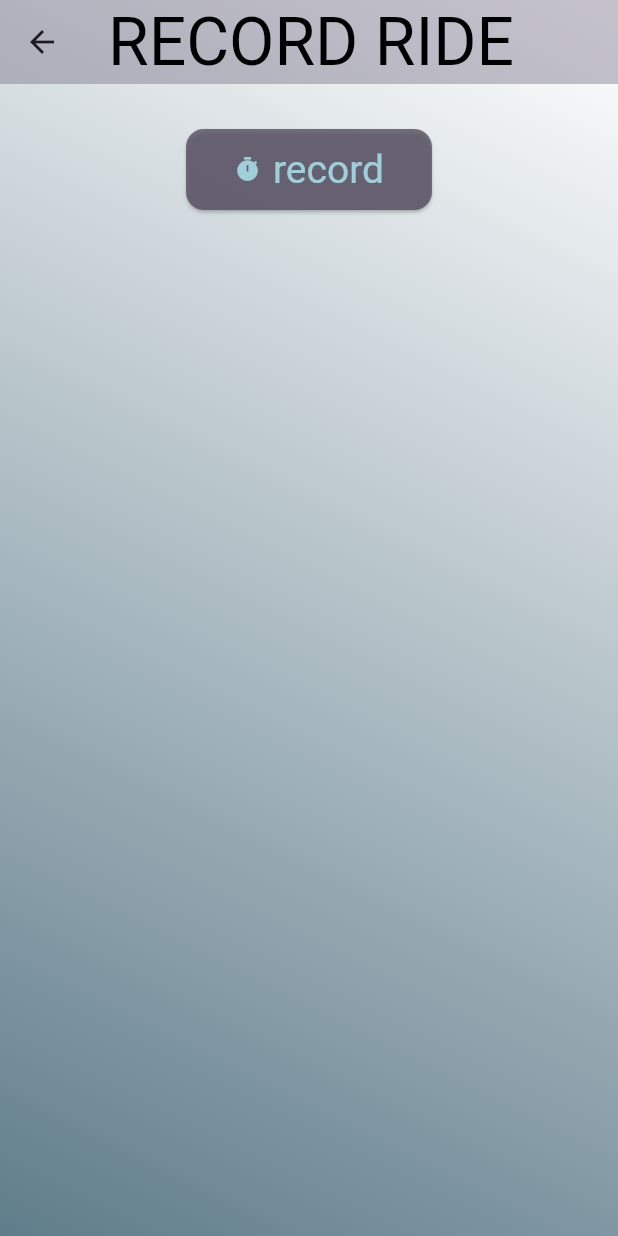
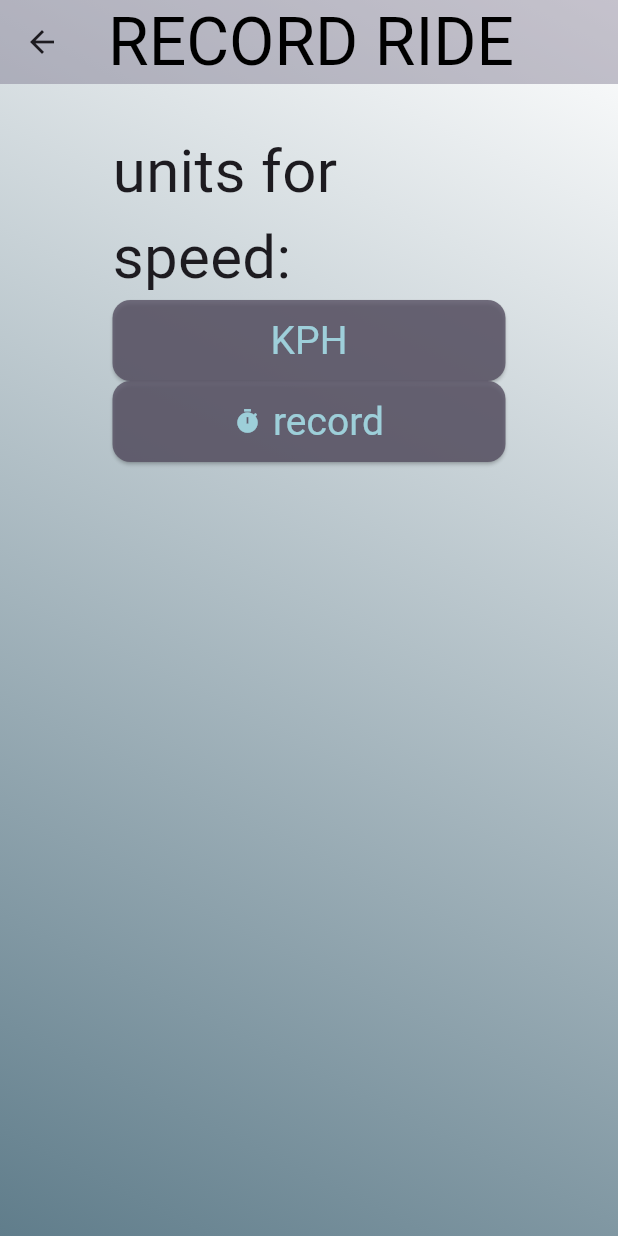
Before and after one commit to ImposterCoder42/Lean-Indicator, a Flutter app: the screen it shows after launch, after a tap on "new ride", on a phone screen of 412 x 824 dp. Run offline on Flutter 3.47's test engine with Material 3 defaults, Android fonts, the phone set to English and light mode, and no system bars; our stand-ins replace fl_chart, flutter_blue_plus, flutter_riverpod, geolocator, hive, hive_flutter and 1 more; accounts and stored records are empty; Roboto replaces fonts that are missing (Marty); project files that could hold a hidden picture were left out.

Commit message:
Refactor ride data models, integrate GPS tracking, and enhance ride details visualization with charts

```diff
--- a/lib/models/ride_models.dart
+++ b/lib/models/ride_models.dart
@@ -7,21 +7,12 @@ const uuid = Uuid();
 
 @HiveType(typeId: 0)
 class RideDataPoint extends HiveObject {
-  RideDataPoint({
-    required this.angle,
-    required this.speed,
-    required this.gForceLat,
-    required this.gForceLong,
-  });
+  RideDataPoint({required this.angle, required this.speed});
 
   @HiveField(0)
   final double angle;
   @HiveField(1)
   final double speed;
-  @HiveField(2)
-  final double gForceLat;
-  @HiveField(3)
-  final double gForceLong;
 }
 
 @HiveType(typeId: 1)
@@ -40,14 +31,7 @@ class SingleRide extends HiveObject {
   final List<RideDataPoint> rideData;
 
   void addDataPoint(RideDataPoint data) {
-    rideData.add(
-      RideDataPoint(
-        angle: data.angle,
-        speed: data.speed,
-        gForceLat: data.gForceLat,
-        gForceLong: data.gForceLong,
-      ),
-    );
+    rideData.add(RideDataPoint(angle: data.angle, speed: data.speed));
   }
 
   void updateTitle(String title) {
--- /dev/null
+++ b/lib/providers/gps_provider.dart
@@ -0,0 +1,57 @@
+import 'dart:async';
+import 'package:geolocator/geolocator.dart';
+import 'package:flutter_riverpod/flutter_riverpod.dart';
+
+class GpsState {
+  final double speed;
+  final String speedUnit;
+
+  const GpsState({this.speed = 0, this.speedUnit = 'mph'});
+}
+
+class GpsNotifier extends StateNotifier<GpsState> {
+  StreamSubscription<Position>? _subscription;
+
+  GpsNotifier() : super(const GpsState());
+
+  void startTracking() {
+    if (_subscription != null) return;
+
+    _subscription =
+        Geolocator.getPositionStream(
+          locationSettings: const LocationSettings(
+            accuracy: LocationAccuracy.best,
+          ),
+        ).listen((position) {
+          final speedMps = position.speed;
+          final convertedSpeed = state.speedUnit == 'mph'
+              ? speedMps * 2.237
+              : speedMps * 3.6;
+
+          state = GpsState(
+            speed: convertedSpeed.roundToDouble(),
+            speedUnit: state.speedUnit,
+          );
+        });
+  }
+
+  void switchUnit(String unit) {
+    if (unit != 'mph' && unit != 'kph') return;
+    state = GpsState(speed: state.speed, speedUnit: unit);
+  }
+
+  void stopTracking() {
+    _subscription?.cancel();
+    _subscription = null;
+  }
+
+  @override
+  void dispose() {
+    stopTracking();
+    super.dispose();
+  }
+}
+
+final gpsProvider = StateNotifierProvider<GpsNotifier, GpsState>(
+  (ref) => GpsNotifier(),
+);
--- a/lib/screens/ride_record_page.dart
+++ b/lib/screens/ride_record_page.dart
@@ -3,11 +3,11 @@ import 'package:active_gauges/providers/ble_provider.dart';
 import 'package:active_gauges/screens/ride_history_page.dart';
 import 'package:intl/intl.dart';
 import 'package:flutter/material.dart';
-import 'package:geolocator/geolocator.dart';
 import 'package:flutter_riverpod/flutter_riverpod.dart';
 
 import 'package:active_gauges/models/ride_models.dart';
 import 'package:active_gauges/providers/ride_provider.dart';
+import 'package:active_gauges/providers/gps_provider.dart';
 import 'package:active_gauges/themes/shared_decorations.dart';
 
 class RideRecordPage extends ConsumerStatefulWidget {
@@ -18,12 +18,9 @@ class RideRecordPage extends ConsumerStatefulWidget {
 }
 
 class _RideRecordPageState extends ConsumerState<RideRecordPage> {
-  final String _desiredSpeedOutput = 'mph';
+  bool _isDesiredSpeedOutputMPH = true;
   bool _isRecording = false;
-  double _bikeSpeed = 0.0;
   SingleRide? _newRide;
-  // ignore: unused_field
-  StreamSubscription<Position>? _positionSubscription;
 
   @override
   void initState() {
@@ -32,28 +29,7 @@ class _RideRecordPageState extends ConsumerState<RideRecordPage> {
     if (ble.connectedDevice == null || !ble.isConnected) {
       ref.read(bleProvider.notifier).startScanAndConnect();
     }
-    _startSpeedTracking();
-  }
-
-  // ==============
-  // FOR BLE + GPS
-  // ==============
-  void _startSpeedTracking() {
-    _positionSubscription =
-        Geolocator.getPositionStream(
-          locationSettings: const LocationSettings(
-            accuracy: LocationAccuracy.best,
-          ),
-        ).listen((position) {
-          if (!mounted) return;
-          final speedMps = position.speed;
-          final convertedSpeed = _desiredSpeedOutput == "mph"
-              ? speedMps * 2.237
-              : speedMps * 3.6;
-          setState(() {
-            _bikeSpeed = convertedSpeed;
-          });
-        });
+    ref.read(gpsProvider.notifier).startTracking();
   }
 
   // ==============
@@ -138,6 +114,12 @@ class _RideRecordPageState extends ConsumerState<RideRecordPage> {
     });
   }
 
+  @override
+  void dispose() {
+    ref.read(gpsProvider.notifier).stopTracking();
+    super.dispose();
+  }
+
   // ==============
   // ACTUAL WIDGET
   // ==============
@@ -145,18 +127,14 @@ class _RideRecordPageState extends ConsumerState<RideRecordPage> {
   Widget build(BuildContext context) {
     final isDark = Theme.of(context).brightness == Brightness.dark;
 
+    final gps = ref.watch(gpsProvider);
+
     final ble = ref.watch(bleProvider);
     double? lean = ble.leanAngle;
-    double? gLat = ble.gLat;
-    double? gLong = ble.gLong;
+    double? bikeSpeed = gps.speed;
 
-    if (_isRecording && lean != null && gLat != null && gLong != null) {
-      final RideDataPoint data = RideDataPoint(
-        angle: lean,
-        speed: _bikeSpeed,
-        gForceLat: gLat,
-        gForceLong: gLong,
-      );
+    if (_isRecording && lean != null) {
+      final RideDataPoint data = RideDataPoint(angle: lean, speed: bikeSpeed);
       _newRide!.addDataPoint(data);
     }
 
@@ -173,14 +151,25 @@ class _RideRecordPageState extends ConsumerState<RideRecordPage> {
           child: ListView(
             children: [
               SizedBox(height: 30),
-              Row(
-                mainAxisAlignment: MainAxisAlignment.spaceEvenly,
+              Text("units for speed:"),
+              ElevatedButton(
+                onPressed: () {
+                  _isDesiredSpeedOutputMPH
+                      ? ref.read(gpsProvider.notifier).switchUnit('kph')
+                      : ref.read(gpsProvider.notifier).switchUnit('mph');
+                  _isDesiredSpeedOutputMPH = !_isDesiredSpeedOutputMPH;
+                },
+                child: _isDesiredSpeedOutputMPH ? Text('KPH') : Text("MPH"),
+              ),
+              ElevatedButton.icon(
+                icon: Icon(_isRecording ? Icons.save : Icons.timer),
+                onPressed: _isRecording ? _stopRecording : _startRecording,
+                label: Text(_isRecording ? 'save' : 'record'),
+              ),
+              Column(
                 children: [
-                  ElevatedButton.icon(
-                    icon: Icon(_isRecording ? Icons.save : Icons.timer),
-                    onPressed: _isRecording ? _stopRecording : _startRecording,
-                    label: Text(_isRecording ? 'save' : 'record'),
-                  ),
+                  if (_isRecording) Text("current angle: $lean"),
+                  if (_isRecording) Text("current speed: $bikeSpeed"),
                 ],
               ),
             ],
--- a/lib/utils/data_processors.dart
+++ b/lib/utils/data_processors.dart
@@ -46,7 +46,7 @@ class LeanAngleProcessor {
   double process(double newReading) {
     final filtered = filter.filter(newReading);
     buffer.add(filtered);
-    return buffer.average;
+    return buffer.average.roundToDouble();
   }
 }
 
@@ -61,6 +61,7 @@ class GForceProcessor {
   double process(double newReading) {
     final filtered = filter.filter(newReading);
     buffer.add(filtered);
-    return buffer.average;
+    return (buffer.average.toDouble() * 0.0000000000000000000000000001)
+        .roundToDouble();
   }
 }
--- a/pubspec.yaml
+++ b/pubspec.yaml
@@ -43,6 +43,7 @@ dependencies:
   permission_handler: ^11.0.1
   geolocator: ^14.0.1
   flutter_riverpod: ^2.5.1
+  fl_chart: ^1.0.0
 
 dev_dependencies:
   flutter_launcher_icons: "^0.14.4"
```
Also changed, not shown: lib/providers/ble_provider.dart (+6 -30 lines), lib/screens/ride_details_page.dart (+42 -4 lines), lib/screens/ride_history_page.dart (+11 -2 lines), lib/utils/chart_utils.dart (added, +59 -0 lines), lib/widgets/ride_details_chart.dart (added, +143 -0 lines), lib/models/ride_models.g.dart, pubspec.lock.
